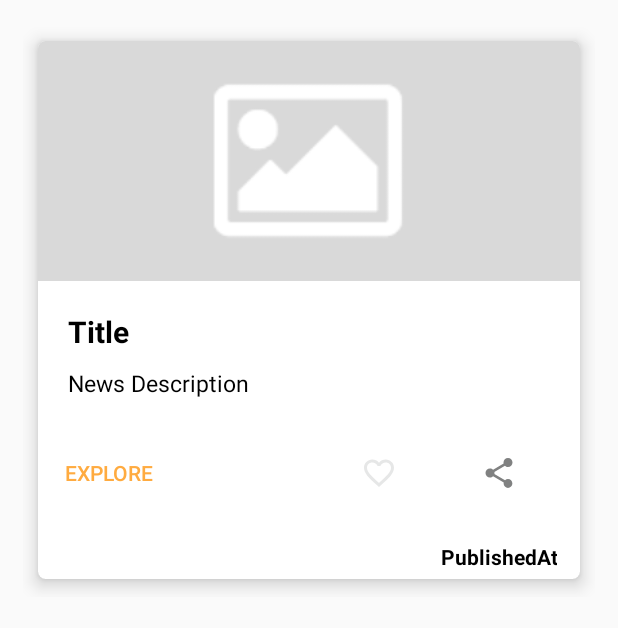
After one commit to DevangT98/News-Application, an Android app: the layout tab_two.xml on its own in the app's theme, with its tools: preview values and no code run, on a phone screen of 412 x 824 dp. The commit adds this screen. Shown: the top 628 px of the screen. Run offline under Robolectric (Android 15) with nearby library versions, the phone set to English and light mode, and no system bars; network calls fail.

Commit message:
Added add to favourites.

```diff
--- a/app/src/main/java/com/example/dailyfeed/MainActivity.java
+++ b/app/src/main/java/com/example/dailyfeed/MainActivity.java
@@ -2,6 +2,7 @@ package com.example.dailyfeed;
 
 import android.os.Bundle;
 
+import com.example.dailyfeed.Database.DailyFeedModel;
 import com.google.android.material.floatingactionbutton.FloatingActionButton;
 import com.google.android.material.snackbar.Snackbar;
 
@@ -41,7 +42,7 @@ public class MainActivity extends AppCompatActivity
 
         //Naming Tabs
         tabLayout.addTab(tabLayout.newTab().setText("Headlines"));
-        tabLayout.addTab(tabLayout.newTab().setText("Tab 2 Item"));
+        tabLayout.addTab(tabLayout.newTab().setText("Favourites"));
         tabLayout.addTab(tabLayout.newTab().setText("Tab 3 Item"));
 
         //View Pager Initialization
@@ -68,6 +69,8 @@ public class MainActivity extends AppCompatActivity
 
             }
         });
+
+        DailyFeedModel.getInstance(getApplicationContext());
 
         FloatingActionButton fab = findViewById(R.id.fab);
         fab.setOnClickListener(new View.OnClickListener() {
--- /dev/null
+++ b/app/src/main/res/layout/tab_two.xml
@@ -0,0 +1,123 @@
+<?xml version="1.0" encoding="utf-8"?>
+<LinearLayout xmlns:android="http://schemas.android.com/apk/res/android"
+    xmlns:app="http://schemas.android.com/apk/res-auto"
+    android:layout_width="match_parent"
+    android:layout_height="wrap_content"
+    android:layout_margin="15dp"
+    android:elevation="10dp"
+    android:gravity="center"
+    android:orientation="vertical">
+
+    <androidx.cardview.widget.CardView
+        xmlns:android="http://schemas.android.com/apk/res/android"
+        android:layout_width="match_parent"
+        android:layout_height="wrap_content"
+        android:layout_gravity="center"
+        android:layout_marginLeft="1dp"
+        android:layout_marginRight="1dp"
+        app:cardCornerRadius="5dp"
+        app:cardElevation="7dp"
+        app:cardUseCompatPadding="true">
+
+
+        <LinearLayout
+            android:id="@+id/layout_tab_two"
+            android:layout_width="match_parent"
+            android:layout_height="wrap_content"
+            android:layout_gravity="center"
+            android:orientation="vertical">
+
+            <ImageView
+                android:id="@+id/image_news_tab_two"
+                android:layout_width="match_parent"
+                android:layout_height="160dp"
+                android:layout_gravity="center"
+                android:adjustViewBounds="true"
+                android:scaleType="centerCrop"
+                android:src="@drawable/user_placeholder" />
+
+            <LinearLayout
+                android:layout_width="match_parent"
+                android:layout_height="wrap_content"
+                android:layout_gravity="center"
+                android:orientation="vertical"
+                android:padding="20dp">
+
+                <TextView
+                    android:id="@+id/titleTextView_tab_two"
+                    android:layout_width="match_parent"
+                    android:layout_height="wrap_content"
+                    android:layout_gravity="center"
+                    android:layout_marginBottom="10dp"
+                    android:text="Title"
+                    android:textColor="#000"
+                    android:textSize="20dp"
+                    android:textStyle="bold" />
+
+                <TextView
+                    android:id="@+id/descTextView_tab_two"
+                    android:layout_width="match_parent"
+                    android:layout_height="wrap_content"
+                    android:layout_gravity="center"
+                    android:text="News Description"
+                    android:textColor="#000"
+                    android:textSize="15dp" />
+            </LinearLayout>
+
+            <RelativeLayout
+                android:layout_width="match_parent"
+                android:layout_height="wrap_content"
+                android:layout_gravity="center"
+                android:layout_marginTop="5dp"
+
+                >
+
+                <Button
+                    android:id="@+id/buttonExplore_tab_two"
+                    android:layout_width="wrap_content"
+                    android:layout_height="wrap_content"
+                    android:layout_marginLeft="3dp"
+                    android:gravity="center"
+                    android:text="EXPLORE"
+                    android:theme="@style/PrimaryFlatButton" />
+
+                <ImageButton
+                    android:id="@+id/sharebtn_tab_two"
+                    style="?android:attr/borderlessButtonStyle"
+                    android:layout_width="wrap_content"
+                    android:layout_height="wrap_content"
+                    android:layout_alignParentRight="true"
+                    android:layout_marginRight="10dp"
+                    android:background="#ffffff"
+                    android:tint="@color/shareCard"
+                    app:srcCompat="@drawable/ic_menu_share"
+                    />
+
+                <CheckBox
+                    android:layout_width="wrap_content"
+                    android:layout_height="wrap_content"
+                    android:id="@+id/likeCheckBox_tab_two"
+                    android:layout_marginTop="12dp"
+                    android:button="@drawable/like_config"
+                    android:background="#fff"
+                    android:layout_toLeftOf="@id/sharebtn_tab_two"
+                    />
+            </RelativeLayout>
+            <TextView
+                android:layout_width="match_parent"
+                android:layout_height="wrap_content"
+                android:text="PublishedAt"
+                android:textColor="#000"
+                android:textStyle="bold"
+                android:layout_gravity="center"
+                android:gravity="right"
+                android:layout_marginRight="10dp"
+                android:layout_marginTop="10dp"
+                android:id="@+id/textViewPublishedAt_tab_two"
+                android:layout_marginBottom="5dp"
+                />
+
+        </LinearLayout>
+
+    </androidx.cardview.widget.CardView>
+</LinearLayout>
```
Also changed, not shown: app/src/main/java/com/example/dailyfeed/Database/DBHelper.java (added, +32 -0 lines), app/src/main/java/com/example/dailyfeed/Database/DailyFeedModel.java (added, +78 -0 lines), app/src/main/java/com/example/dailyfeed/Database/Keys.java (added, +13 -0 lines), app/src/main/java/com/example/dailyfeed/FavouriteAdapter.java (added, +97 -0 lines), app/src/main/java/com/example/dailyfeed/FavouriteItems.java (added, +42 -0 lines), app/src/main/java/com/example/dailyfeed/ListItems.java (+13 -1 lines), app/src/main/java/com/example/dailyfeed/NewsAdapter.java (+17 -13 lines), app/src/main/java/com/example/dailyfeed/TabOne.java (+7 -1 lines), app/src/main/java/com/example/dailyfeed/TabTwo.java (+33 -5 lines), app/src/main/res/layout/fragment_2.xml (+12 -8 lines).
